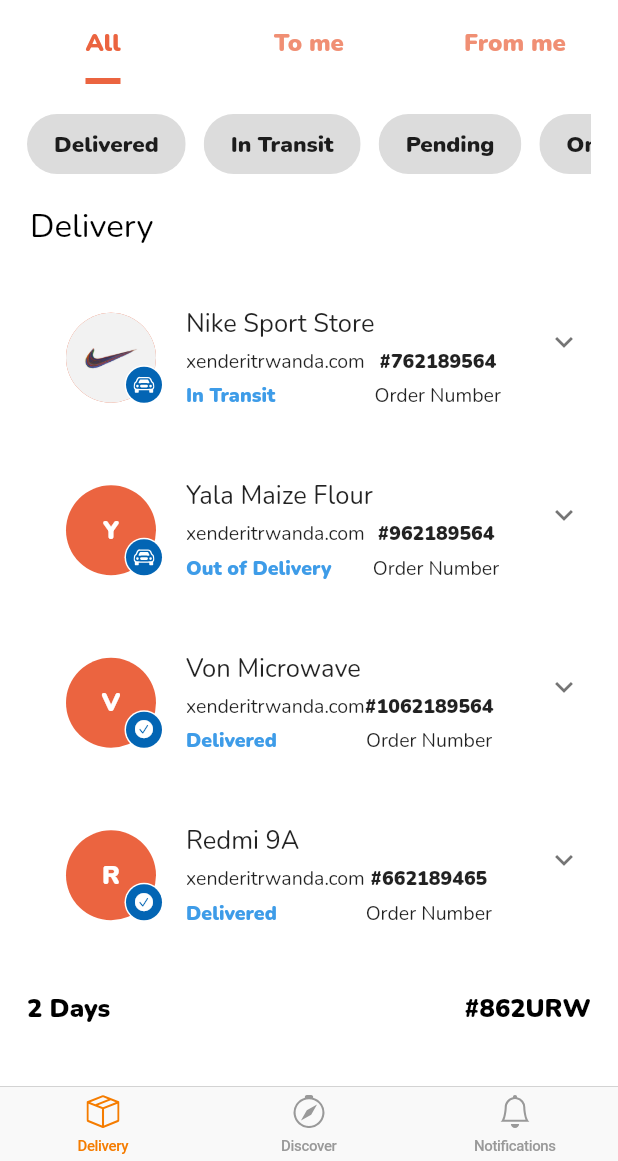
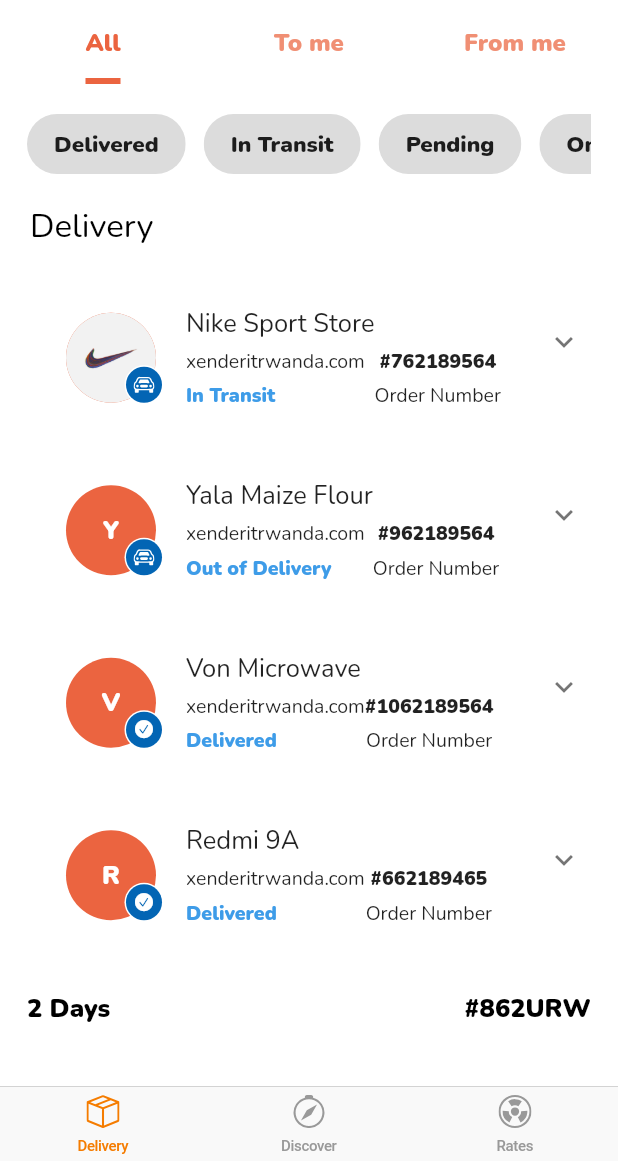
Before and after one commit to Karumaidoi/send-it-Express, a Flutter app: the MainHome screen opened directly, on a phone screen of 412 x 824 dp, the part 75-1236 px from its top. Run offline on Flutter 3.47's test engine with Material 2 defaults, Android fonts, the phone set to English and light mode, and no system bars; our stand-ins replace another_flushbar, badges, bootstrap_icons, flutter_holo_date_picker, flutter_vector_icons, lottie and 3 more; missing offline and left inert: cupertino_onboarding, flag, launch_review, spring_button; accounts and stored records are empty.

```diff
--- a/lib/view/Home/MainHome.dart
+++ b/lib/view/Home/MainHome.dart
@@ -6,7 +6,8 @@ import 'package:flutter/cupertino.dart';
 import 'package:flutter/material.dart';
 import 'package:sendit/view/Home/pages/discover_page.dart';
 import 'package:sendit/view/Home/pages/home_page.dart';
-import 'package:sendit/view/Home/pages/notification_screen.dart';
+import 'package:sendit/view/Home/pages/product/notification_screen.dart';
+import 'package:sendit/view/Home/pages/rates.dart';
 import 'package:shared_preferences/shared_preferences.dart';
 import 'package:badges/badges.dart';
 
@@ -47,10 +48,10 @@ class _MainHomeState extends State<MainHome> {
           BottomNavigationBarItem(
               tooltip: 'Notifications',
               icon: Icon(
-                BootstrapIcons.bell,
+                BootstrapIcons.radioactive,
                 size: 22,
               ),
-              label: 'Notifications'),
+              label: 'Rates'),
         ]),
         tabBuilder: ((context, index) {
           switch (index) {
@@ -59,7 +60,7 @@ class _MainHomeState extends State<MainHome> {
             case 1:
               return const DiscoverPage();
             case 2:
-              return const NotifPage();
+              return const RatesPage();
             default:
               return const HomePage();
           }
```
Also changed, not shown: lib/view/Home/pages/rates.dart (added, +22 -0 lines), lib/widgets/widget_classes/drawer.dart (+6 -1 lines), lib/view/Home/pages/product/notification_screen.dart (renamed from lib/view/Home/pages/notification_screen.dart).
